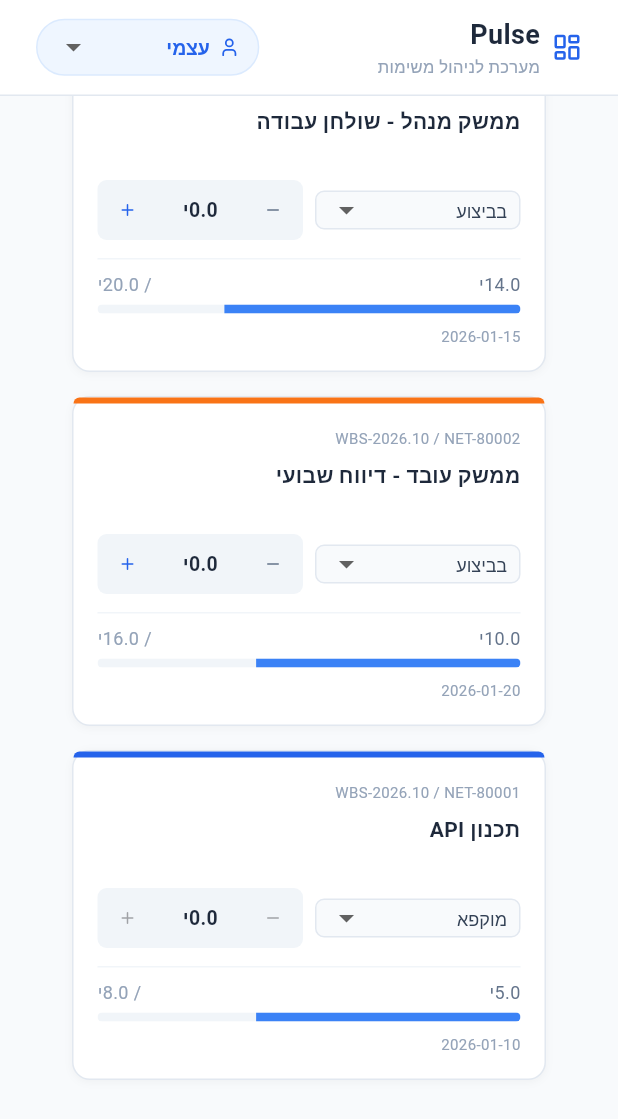
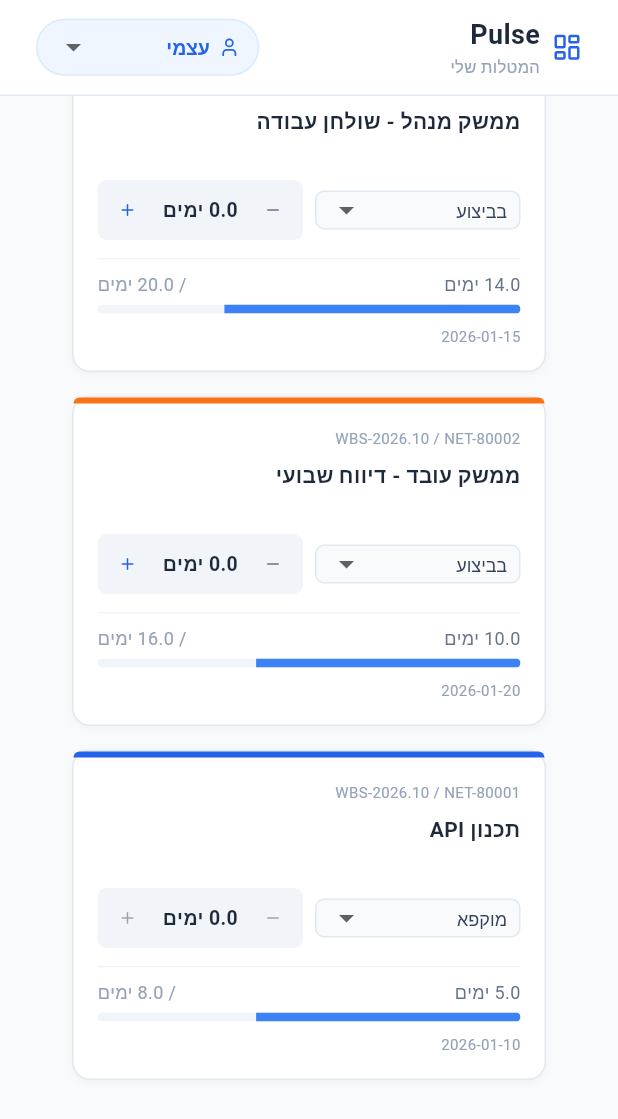
Before and after one commit to shira-rosenfeld/PulseApp, a Flutter app: the screen it shows after launch, scrolled down 153 dp, on a phone screen of 412 x 824 dp. Shown: the top 1119 px of the screen. Run offline on Flutter 3.47's test engine with Material 3 defaults, Android fonts, the phone set to English and light mode, and no system bars; our stand-ins replace flutter_riverpod, lucide_icons_flutter; missing offline and left inert: dart:js_interop; Roboto replaces fonts that are missing (Segoe UI); statements that could not run were skipped.

Commit message:
UI copy and label updates across both workspaces
- Worker app bar subtitle: 'מערכת לניהול משימות' → 'המטלות שלי'
- Manager app bar: replace Pulse+chip layout with Column style matching
  the worker header; subtitle 'ניהול מטלות' below the title
- Manager: remove 'סינון מתקדם' filter button and 'פרויקט חדש' toolbar
  button; delete the now-empty _buildToolbar method
- app_strings.dart: remove unused managerTag, advancedFilter, newProject
  constants; change externalWorker 'יועץ חיצוני' → 'יועץ'
- Day suffix: replace bare 'י' abbreviation with ' ימים' across all
  progress displays in both workspaces (manager planned/actual columns,
  worker KPI card, counter, and task progress row)

https://claude.ai/code/session_01WN9mG1DbB9WqpMMJaC1CbZ

```diff
--- a/pulse_frontend/lib/core/app_strings.dart
+++ b/pulse_frontend/lib/core/app_strings.dart
@@ -2,9 +2,6 @@ class AppStrings {
   static const String appTitle = 'Pulse';
   static const String appSubtitle = 'ניהול תפוקות וביצוע';
   static const String searchPlaceholder = 'חיפוש יעד, תפוקה או עובד...';
-  static const String managerTag = 'מנהל';
-  static const String advancedFilter = 'סינון מתקדם';
-  static const String newProject = '+ פרויקט חדש';
 
   static const String hierarchyCol = 'היררכיה';
   static const String statusCol = 'סטטוס';
@@ -19,7 +16,7 @@ class AppStrings {
   static const String statusCanceled = 'בוטל';
 
   static const String internalWorker = 'עובד חברה';
-  static const String externalWorker = 'יועץ חיצוני';
+  static const String externalWorker = 'יועץ';
   static const String days = 'ימים';
   static const String noTasks = 'אין מטלות תחת תפוקה זו';
 
--- a/pulse_frontend/lib/ui/worker_workspace.dart
+++ b/pulse_frontend/lib/ui/worker_workspace.dart
@@ -148,7 +148,7 @@ class WorkerWorkspace extends ConsumerWidget {
                         mainAxisAlignment: MainAxisAlignment.center,
                         children: const [
                           Text(AppStrings.appTitle, style: TextStyle(fontSize: 18, fontWeight: FontWeight.bold, color: Color(0xFF1E293B))),
-                          Text('מערכת לניהול משימות', style: TextStyle(fontSize: 11, color: Color(0xFF94A3B8))),
+                          Text('המטלות שלי', style: TextStyle(fontSize: 11, color: Color(0xFF94A3B8))),
                         ],
                       ),
                     ],
@@ -195,7 +195,7 @@ class WorkerWorkspace extends ConsumerWidget {
       children: [
         Row(
           children: [
-            _buildStatCard('סה"כ ימים השבוע', '${totalDays.toStringAsFixed(1)}י', LucideIcons.clock, const Color(0xFFF0FDF4), const Color(0xFF16A34A), const Color(0xFF1E293B)),
+            _buildStatCard('סה"כ ימים השבוע', '${totalDays.toStringAsFixed(1)} ימים', LucideIcons.clock, const Color(0xFFF0FDF4), const Color(0xFF16A34A), const Color(0xFF1E293B)),
             const SizedBox(width: 12),
             _buildStatCard('משימות פתוחות', '${tasks.where((t) => ['10', '20', '30'].contains(t.status.code)).length}', LucideIcons.listTodo, const Color(0xFFFFF7ED), const Color(0xFFEA580C), const Color(0xFF1E293B)),
             const SizedBox(width: 12),
@@ -351,7 +351,7 @@ class WorkerWorkspace extends ConsumerWidget {
                               visualDensity: VisualDensity.compact,
                               color: const Color(0xFF64748B),
                             ),
-                            Text('${task.reportedThisWeek.toStringAsFixed(1)}י', style: const TextStyle(fontSize: 13, fontWeight: FontWeight.bold, color: Color(0xFF1E293B))),
+                            Text('${task.reportedThisWeek.toStringAsFixed(1)} ימים', style: const TextStyle(fontSize: 13, fontWeight: FontWeight.bold, color: Color(0xFF1E293B))),
                             IconButton(
                               icon: const Icon(LucideIcons.plus, size: 12),
                               onPressed: isDaysLocked ? null : () => ref.read(workerTasksProvider.notifier).updateDays(task.id, 0.5),
@@ -371,8 +371,8 @@ class WorkerWorkspace extends ConsumerWidget {
                 Row(
                   mainAxisAlignment: MainAxisAlignment.spaceBetween,
                   children: [
-                    Text('${(task.totalReported + task.reportedThisWeek).toStringAsFixed(1)}י', style: const TextStyle(fontSize: 12, color: Color(0xFF64748B))),
-                    Text('/ ${task.planned.toStringAsFixed(1)}י', style: TextStyle(fontSize: 12, color: isOverBudget ? const Color(0xFFEF4444) : const Color(0xFF94A3B8))),
+                    Text('${(task.totalReported + task.reportedThisWeek).toStringAsFixed(1)} ימים', style: const TextStyle(fontSize: 12, color: Color(0xFF64748B))),
+                    Text('/ ${task.planned.toStringAsFixed(1)} ימים', style: TextStyle(fontSize: 12, color: isOverBudget ? const Color(0xFFEF4444) : const Color(0xFF94A3B8))),
                   ],
                 ),
                 const SizedBox(height: 4),
```
Also changed, not shown: pulse_frontend/lib/ui/manager_workspace.dart (+13 -43 lines).
